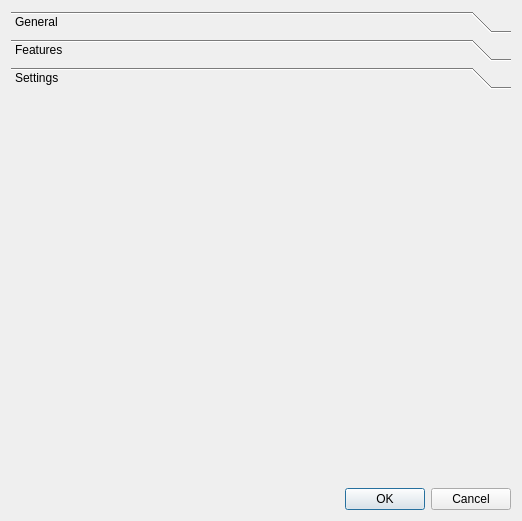
First picture: the form in ilastik/widgets/export/exportObjectInfoDialog.ui, repository nielsbuwen/ilastik, before the edit.
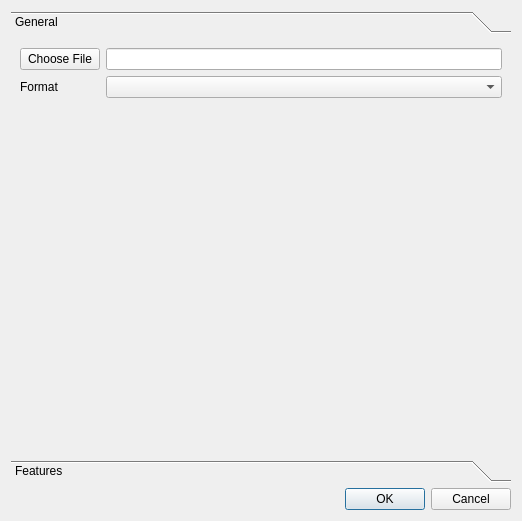
Second picture: the form after the edit. The open tabs and pages were chosen to show the change.

Commit message:
correct ToolBox Widget replacement
works now in ilastik too

```diff
--- a/ilastik/widgets/export/exportObjectInfoDialog.ui
+++ b/ilastik/widgets/export/exportObjectInfoDialog.ui
@@ -25,7 +25,7 @@
         <x>0</x>
         <y>0</y>
         <width>504</width>
-        <height>377</height>
+        <height>408</height>
        </rect>
       </property>
       <attribute name="label">
@@ -170,20 +170,6 @@
        </item>
       </layout>
      </widget>
-     <widget class="QWidget" name="settingsBox">
-      <property name="geometry">
-       <rect>
-        <x>0</x>
-        <y>0</y>
-        <width>504</width>
-        <height>377</height>
-       </rect>
-      </property>
-      <attribute name="label">
-       <string>Settings</string>
-      </attribute>
-      <layout class="QGridLayout" name="gridLayout_3"/>
-     </widget>
     </widget>
    </item>
    <item>
```
Left out of the diff: 32 changed lines with no effect on the pictures. The commit also changes 1 other file.
